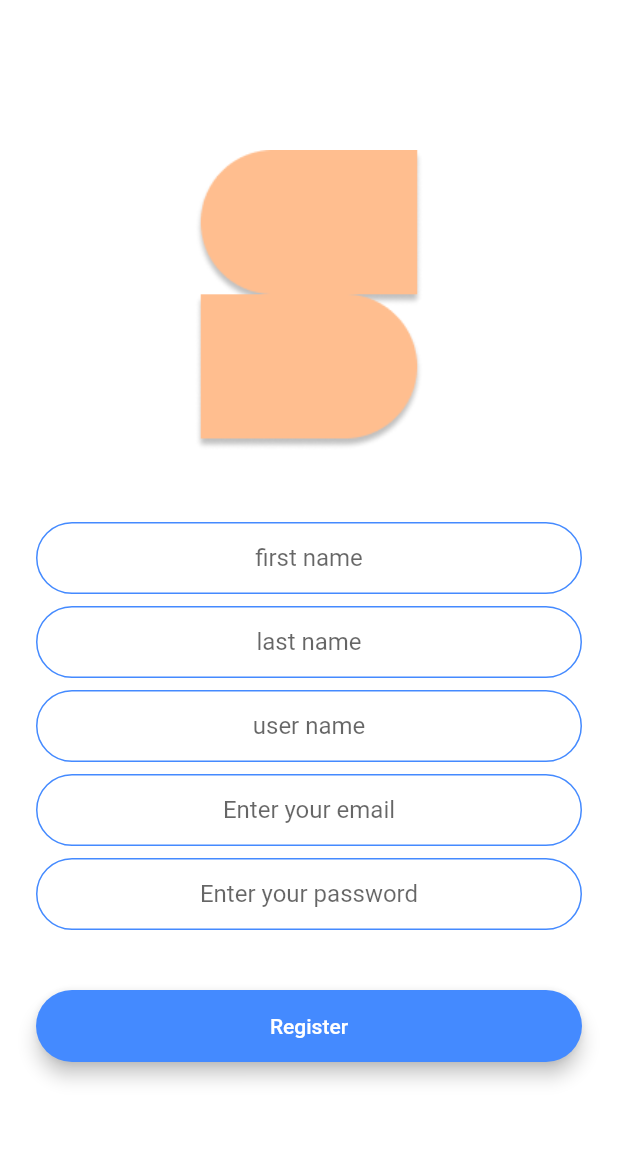
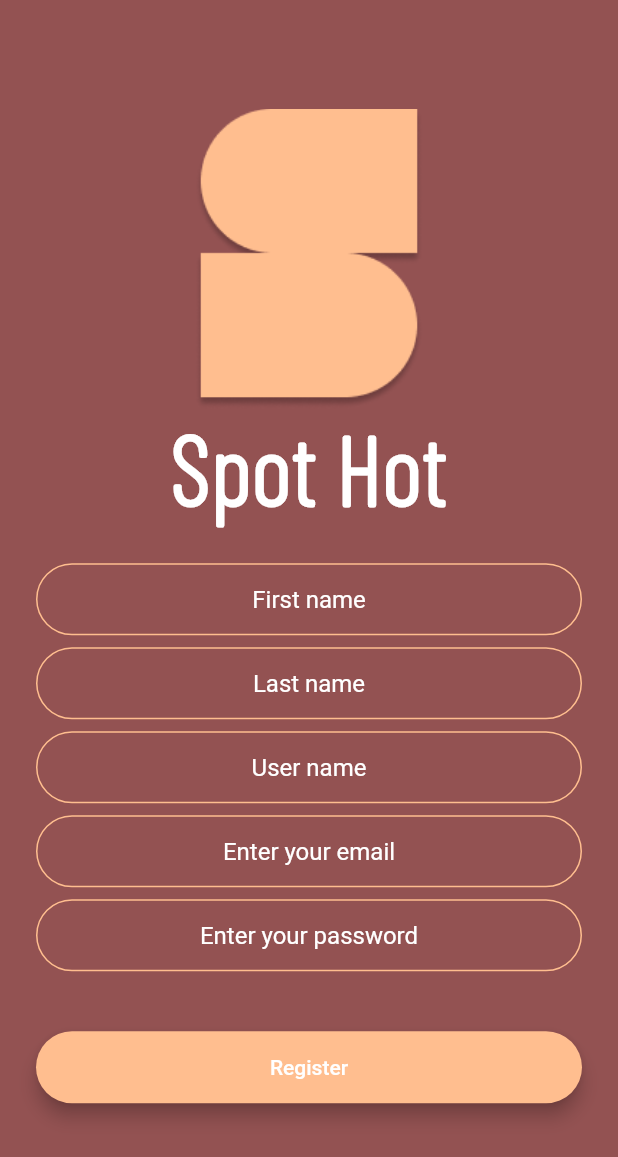
Before and after one commit to gustavojimenez41/SpotHot, a Flutter app: the screen it shows after launch, after a tap on "Register", on a phone screen of 412 x 824 dp. Shown: the top 1157 px of the screen. Run offline on Flutter 3.47's test engine with Material 2 defaults, Android fonts, the phone set to English and light mode, and no system bars; our stand-ins replace cloud_firestore, firebase_auth, firebase_core, firebase_storage, flushbar, geolocator and 4 more; missing offline and left inert: firebase_image; accounts and stored records are empty.

Commit message:
Set theme for application, made changes to logos, new stack when reaching home screen so no back button enabled.

```diff
--- a/lib/components/rounded_button.dart
+++ b/lib/components/rounded_button.dart
@@ -20,7 +20,9 @@ class RoundedButton extends StatelessWidget {
           height: 42.0,
           child: Text(
             this.title,
-            style: TextStyle(color: Colors.white),
+            style: TextStyle(
+              color: Colors.white,
+            ),
           ),
         ),
       ),
--- a/lib/constants.dart
+++ b/lib/constants.dart
@@ -20,16 +20,17 @@ const kMessageContainerDecoration = BoxDecoration(
 
 const kTextFieldDecoration = InputDecoration(
   hintText: 'Enter a value',
+    hintStyle: TextStyle(color: Colors.white),
   contentPadding: EdgeInsets.symmetric(vertical: 10.0, horizontal: 20.0),
   border: OutlineInputBorder(
     borderRadius: BorderRadius.all(Radius.circular(32.0)),
   ),
   enabledBorder: OutlineInputBorder(
-    borderSide: BorderSide(color: Colors.blueAccent, width: 1.0),
+    borderSide: BorderSide(color: Color(0xFFFFBE8F), width: 1.0),
     borderRadius: BorderRadius.all(Radius.circular(32.0)),
   ),
   focusedBorder: OutlineInputBorder(
-    borderSide: BorderSide(color: Colors.blueAccent, width: 2.0),
+    borderSide: BorderSide(color: Color(0xFFFFBE8F), width: 2.0),
     borderRadius: BorderRadius.all(Radius.circular(32.0)),
   ),
 );
--- a/lib/main.dart
+++ b/lib/main.dart
@@ -19,6 +19,9 @@ class SpotHot extends StatelessWidget {
         ChatScreen.id: (context) => ChatScreen(),
         Home.id: (context) => Home()
       },
+      theme: ThemeData(
+        scaffoldBackgroundColor: Color(0xFF935252),
+      ),
     );
   }
 }
--- a/lib/screens/registration_screen.dart
+++ b/lib/screens/registration_screen.dart
@@ -49,7 +49,6 @@ class _RegistrationScreenState extends State<RegistrationScreen> {
     }
 
     return Scaffold(
-      backgroundColor: Colors.white,
       body: ModalProgressHUD(
         inAsyncCall: showSpinner,
         child: Padding(
@@ -67,19 +66,32 @@ class _RegistrationScreenState extends State<RegistrationScreen> {
                   ),
                 ),
               ),
+              Center(
+                child: Text(
+                  'Spot Hot',
+                  style: TextStyle(
+                      fontSize: 65,
+                      fontWeight: FontWeight.w900,
+                      fontFamily: 'BarlowCondensed',
+                      color: Colors.white
+                  ),
+                ),
+              ),
               SizedBox(
-                height: 48.0,
+                height: 25.0,
               ),
               TextField(
                 controller: firstNameField,
                 keyboardType: TextInputType.name,
                 textAlign: TextAlign.center,
+                cursorColor: Color(0xFFFFBE8F),
+                style: TextStyle(color: Colors.white),
                 onChanged: (value) {
                   firstName = value;
                   //Do something with the user input.
                 },
                 decoration:
-                    kTextFieldDecoration.copyWith(hintText: "first name"),
+                    kTextFieldDecoration.copyWith(hintText: "First name"),
               ),
               SizedBox(
                 height: 8.0,
@@ -88,12 +100,14 @@ class _RegistrationScreenState extends State<RegistrationScreen> {
                 controller: lastNameField,
                 keyboardType: TextInputType.name,
                 textAlign: TextAlign.center,
+                cursorColor: Color(0xFFFFBE8F),
+                style: TextStyle(color: Colors.white),
                 onChanged: (value) {
                   lastName = value;
                   //Do something with the user input.
                 },
                 decoration:
-                    kTextFieldDecoration.copyWith(hintText: "last name"),
+                    kTextFieldDecoration.copyWith(hintText: "Last name"),
               ),
               SizedBox(
                 height: 8.0,
@@ -101,12 +115,14 @@ class _RegistrationScreenState extends State<RegistrationScreen> {
               TextField(
                 controller: userNameField,
                 textAlign: TextAlign.center,
+                cursorColor: Color(0xFFFFBE8F),
+                style: TextStyle(color: Colors.white),
                 onChanged: (value) {
                   userName = value;
                   //Do something with the user input.
                 },
                 decoration:
-                    kTextFieldDecoration.copyWith(hintText: "user name"),
+                    kTextFieldDecoration.copyWith(hintText: "User name"),
               ),
               SizedBox(
                 height: 8.0,
@@ -115,6 +131,8 @@ class _RegistrationScreenState extends State<RegistrationScreen> {
                 controller: emailField,
                 keyboardType: TextInputType.emailAddress,
                 textAlign: TextAlign.center,
+                cursorColor: Color(0xFFFFBE8F),
+                style: TextStyle(color: Colors.white),
                 onChanged: (value) {
                   email = value;
                   //Do something with the user input.
@@ -129,6 +147,8 @@ class _RegistrationScreenState extends State<RegistrationScreen> {
                   controller: passwordField,
                   obscureText: true,
                   textAlign: TextAlign.center,
+                  cursorColor: Color(0xFFFFBE8F),
+                  style: TextStyle(color: Colors.white),
                   onChanged: (value) {
                     password = value;
                     //Do something with the user input.
@@ -140,7 +160,7 @@ class _RegistrationScreenState extends State<RegistrationScreen> {
               ),
               RoundedButton(
                 title: "Register",
-                color: Colors.blueAccent,
+                color: Color(0xFFFFBE8F),
                 onPressed: () async {
                   setState(() {
                     showSpinner = true;
--- a/lib/screens/welcome_screen.dart
+++ b/lib/screens/welcome_screen.dart
@@ -41,44 +41,45 @@ class _WelcomeScreenState extends State<WelcomeScreen> {
   @override
   Widget build(BuildContext context) {
     return Scaffold(
-      backgroundColor: Colors.white,
       body: Padding(
         padding: EdgeInsets.symmetric(horizontal: 24.0),
         child: Column(
           mainAxisAlignment: MainAxisAlignment.center,
           crossAxisAlignment: CrossAxisAlignment.stretch,
           children: <Widget>[
-            Row(
-              children: <Widget>[
-                Hero(
+            Flexible(
+              child: Hero(
                 tag: "lightning",
                 child: Container(
                   child: Image.asset('images/logo.png'),
-                    height: 60.0,
+                  height: 200.0,
                 ),
               ),
-                Text(
-                  'pot Hot',
+            ),
+            Center(
+              child: Text(
+                'Spot Hot',
                 style: TextStyle(
-                    fontSize: 45.0,
+                    fontSize: 70,
                     fontWeight: FontWeight.w900,
+                    fontFamily: 'BarlowCondensed',
+                    color: Colors.white
                 ),
               ),
-              ],
             ),
             SizedBox(
               height: 48.0,
             ),
             RoundedButton(
               title: "Log in",
-              color: Colors.lightBlueAccent,
+              color: Color(0xFFFFBE8F),
               onPressed: () {
                 Navigator.pushNamed(context, LoginScreen.id);
               },
             ),
             RoundedButton(
               title: "Register",
-              color: Colors.blueAccent,
+              color: Color(0xFFFFBE6f),
               onPressed: () {
                 Navigator.pushNamed(context, RegistrationScreen.id);
               },
```
Also changed, not shown: lib/screens/edit_profile.dart (+20 -4 lines), lib/screens/home.dart (+10 -4 lines), lib/screens/login_screen.dart (+19 -5 lines), lib/screens/newpost.dart (+9 -2 lines), lib/screens/profile.dart (+14 -12 lines), pubspec.yaml (+10 -2 lines), fonts/BarlowCondensed-Light.ttf (added), pubspec.lock, 1 other file. Lines whose indentation alone changed are shown as unchanged.
